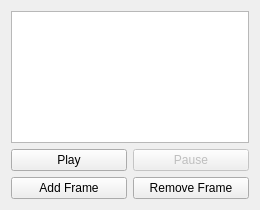
Above: childrenpanel/framepanel.ui from Nice9Tian/AnimeAn before the change. Below: the same form after it.
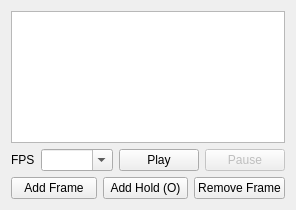
That is the form after the change.

Commit message: Add shooting cadences and hold frames to the timeline

Patch:
```diff
--- a/childrenpanel/framepanel.ui
+++ b/childrenpanel/framepanel.ui
@@ -26,6 +26,26 @@
    </item>
    <item>
     <layout class="QHBoxLayout" name="playbackLayout">
+     <item>
+      <widget class="QLabel" name="FpsLabel">
+       <property name="text">
+        <string>FPS</string>
+       </property>
+      </widget>
+     </item>
+     <item>
+      <widget class="QComboBox" name="FpsCombo">
+       <property name="editable">
+        <bool>true</bool>
+       </property>
+       <property name="toolTip">
+        <string>Playback rate. Pick a shooting cadence or type any frames-per-second value.</string>
+       </property>
+       <property name="insertPolicy">
+        <enum>QComboBox::InsertPolicy::NoInsert</enum>
+       </property>
+      </widget>
+     </item>
      <item>
       <widget class="QPushButton" name="PlayButton">
        <property name="text">
@@ -54,6 +74,16 @@
        </property>
       </widget>
      </item>
+     <item>
+      <widget class="QPushButton" name="AddHoldFrameButton">
+       <property name="text">
+        <string>Add Hold (O)</string>
+       </property>
+       <property name="toolTip">
+        <string>Hold the last frame: the new frame shows the same drawing, and editing either one changes both.</string>
+       </property>
+      </widget>
+     </item>
      <item>
       <widget class="QPushButton" name="DeleteFrameButton">
        <property name="text">
```
The commit also changes 6 other files.
